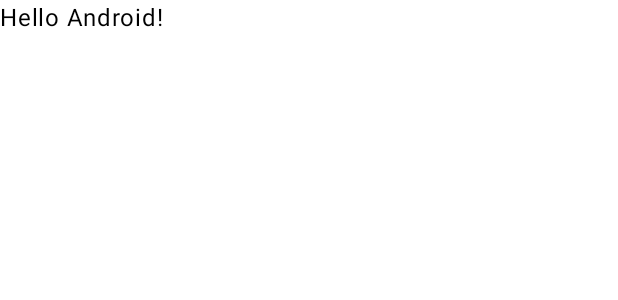
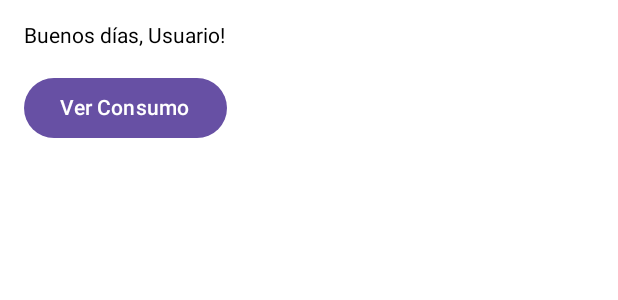
Before and after one commit to dxn1l/MonitoreoConsumo, an Android app built with Jetpack Compose: the @Preview function GreetingPreview, on a phone screen of 412 x 824 dp. Shown: the top 300 px of the screen. Run offline under Robolectric (Android 15) with nearby library versions, the phone set to English and light mode, and no system bars; libraries missing offline, so code that uses them is left out: com.example.ejerciciocasa; missing, so only their content is drawn: EjercicioCasaTheme.

Commit message:
Update MainActivity.kt

```diff
--- a/app/src/main/java/com/example/monitoreoconsumo/MainActivity.kt
+++ b/app/src/main/java/com/example/monitoreoconsumo/MainActivity.kt
@@ -1,27 +1,31 @@
 package com.example.monitoreoconsumo
 
+import android.content.Intent
 import android.os.Bundle
 import androidx.activity.ComponentActivity
 import androidx.activity.compose.setContent
 import androidx.activity.enableEdgeToEdge
-import androidx.compose.foundation.layout.fillMaxSize
-import androidx.compose.foundation.layout.padding
+import androidx.compose.foundation.layout.*
+import androidx.compose.material3.Button
 import androidx.compose.material3.Scaffold
 import androidx.compose.material3.Text
 import androidx.compose.runtime.Composable
 import androidx.compose.ui.Modifier
+import androidx.compose.ui.platform.LocalContext
 import androidx.compose.ui.tooling.preview.Preview
-import com.example.monitoreoconsumo.ui.theme.MonitoreoConsumoTheme
+import androidx.compose.ui.unit.dp
+import com.example.ejerciciocasa.ui.theme.EjercicioCasaTheme
+import java.util.*
 
 class MainActivity : ComponentActivity() {
     override fun onCreate(savedInstanceState: Bundle?) {
         super.onCreate(savedInstanceState)
         enableEdgeToEdge()
         setContent {
-            MonitoreoConsumoTheme {
+            EjercicioCasaTheme {
                 Scaffold(modifier = Modifier.fillMaxSize()) { innerPadding ->
                     Greeting(
-                        name = "Android",
+                        name = "Usuario",
                         modifier = Modifier.padding(innerPadding)
                     )
                 }
@@ -30,18 +34,33 @@ class MainActivity : ComponentActivity() {
     }
 }
 
+fun getGreeting(): String {
+    val hour = Calendar.getInstance().get(Calendar.HOUR_OF_DAY)
+    return when (hour) {
+        in 0..11 -> "Buenos días"
+        in 12..17 -> "Buenas tardes"
+        else -> "Buenas noches"
+    }
+}
+
 @Composable
 fun Greeting(name: String, modifier: Modifier = Modifier) {
-    Text(
-        text = "Hello $name!",
-        modifier = modifier
-    )
+    val context = LocalContext.current
+    Column(modifier = modifier.padding(16.dp)) {
+        Text(text = "${getGreeting()}, $name!")
+        Spacer(modifier = Modifier.height(16.dp))
+        Button(onClick = {
+            context.startActivity(Intent(context, ConsumptionActivity::class.java))
+        }) {
+            Text(text = "Ver Consumo")
+        }
+    }
 }
 
 @Preview(showBackground = true)
 @Composable
 fun GreetingPreview() {
-    MonitoreoConsumoTheme {
-        Greeting("Android")
+    EjercicioCasaTheme {
+        Greeting("Usuario")
     }
 }
```
